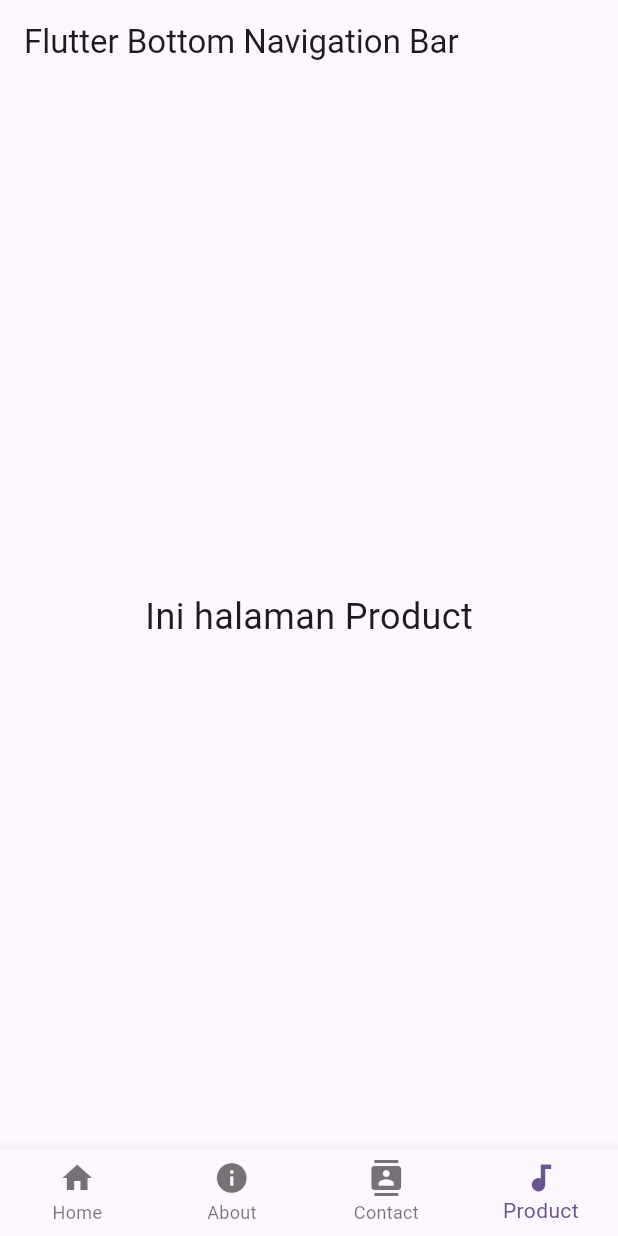
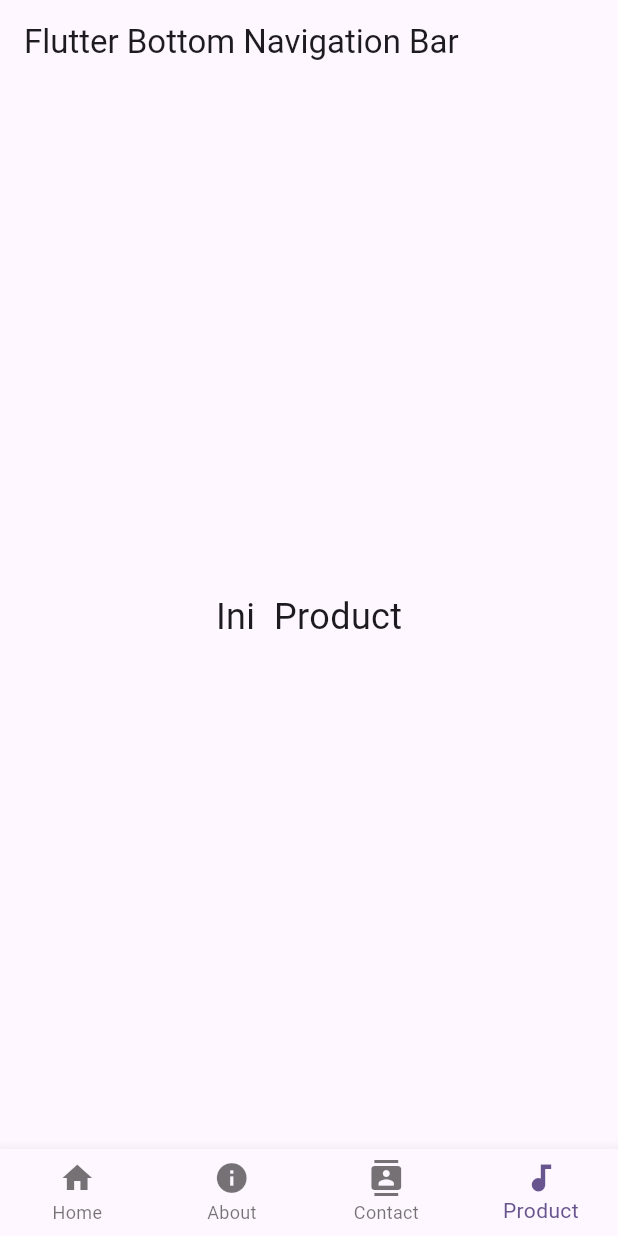
Before and after one commit to ilhamafandi21/firstapp, a Flutter app: the screen it shows after launch, item 4 of the bottom bar chosen, on a phone screen of 412 x 824 dp. Run offline on Flutter 3.47's test engine with Material 3 defaults, Android fonts, the phone set to English and light mode, and no system bars.

Commit message:
30-09-2025

```diff
--- a/lib/main.dart
+++ b/lib/main.dart
@@ -31,7 +31,7 @@ class _MyHomePageState extends State<MyHomePage>{
     Center(child: Text("Ini halaman Home", style: TextStyle(fontSize: 24))),
     Center(child: Text("Ini halaman About", style: TextStyle(fontSize: 24))),
     Center(child: Text("Ini halaman Contact", style: TextStyle(fontSize: 24))),
-    Center(child: Text("Ini halaman Product", style: TextStyle(fontSize: 24))),
+    Center(child: Text("Ini  Product", style: TextStyle(fontSize: 24))),
   ];
 
   void _onItemTapped(int index) {
```
